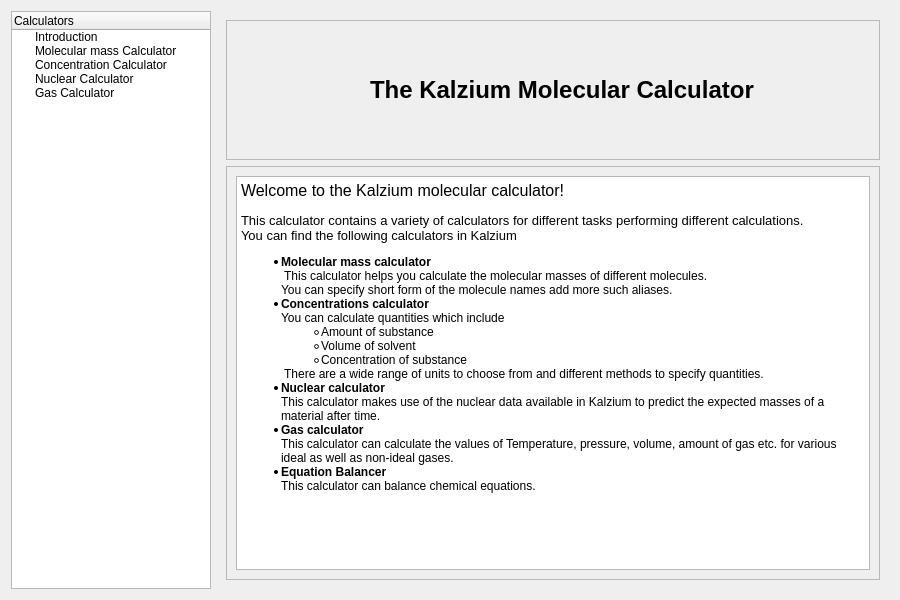
Old version of the form src/calculator/calculator.ui in the repository KDE/kalzium.
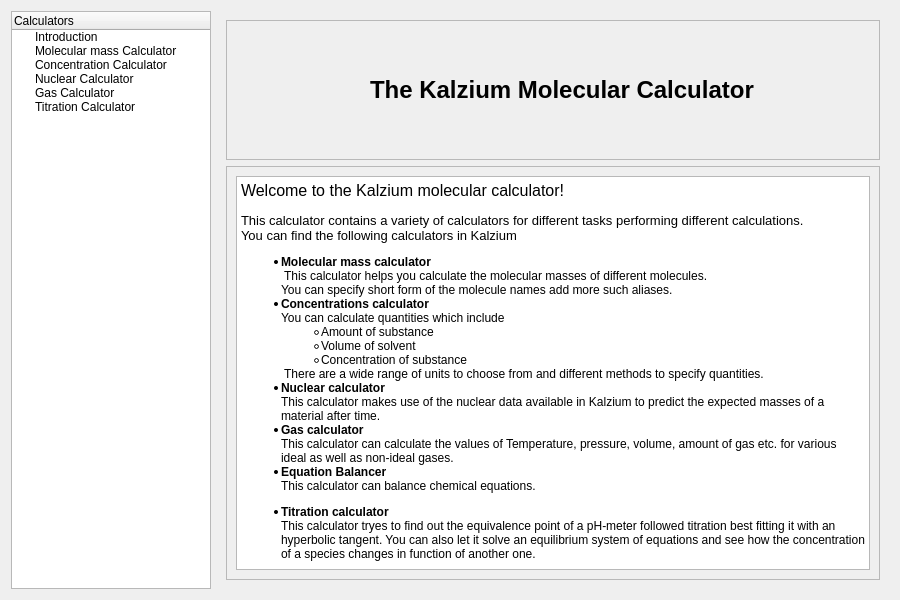
New version of the form. Custom widgets are drawn as their Qt base class.

Commit message: Titration calculator looks prettier

```diff
--- a/src/calculator/calculator.ui
+++ b/src/calculator/calculator.ui
@@ -74,6 +74,11 @@
        <string>Gas Calculator</string>
       </property>
      </item>
+     <item>
+      <property name="text">
+       <string>Titration Calculator</string>
+      </property>
+     </item>
     </widget>
    </item>
    <item>
@@ -181,7 +186,7 @@
              <string>&lt;!DOCTYPE HTML PUBLIC &quot;-//W3C//DTD HTML 4.0//EN&quot; &quot;http://www.w3.org/TR/REC-html40/strict.dtd&quot;&gt;
 &lt;html&gt;&lt;head&gt;&lt;meta name=&quot;qrichtext&quot; content=&quot;1&quot; /&gt;&lt;style type=&quot;text/css&quot;&gt;
 p, li { white-space: pre-wrap; }
-&lt;/style&gt;&lt;/head&gt;&lt;body style=&quot; font-family:'Sans Serif'; font-size:9pt; font-weight:400; font-style:normal;&quot;&gt;
+&lt;/style&gt;&lt;/head&gt;&lt;body style=&quot; font-family:'Arial'; font-size:9pt; font-weight:400; font-style:normal;&quot;&gt;
 &lt;p style=&quot; margin-top:0px; margin-bottom:0px; margin-left:0px; margin-right:0px; -qt-block-indent:0; text-indent:0px;&quot;&gt;&lt;span style=&quot; font-family:'DejaVu Sans'; font-size:12pt;&quot;&gt;Welcome to the Kalzium molecular calculator!&lt;br /&gt;&lt;/span&gt;&lt;/p&gt;
 &lt;p style=&quot; margin-top:0px; margin-bottom:0px; margin-left:0px; margin-right:0px; -qt-block-indent:0; text-indent:0px;&quot;&gt;&lt;span style=&quot; font-family:'DejaVu Sans'; font-size:10pt;&quot;&gt;This calculator contains a variety of calculators for different tasks performing different calculations.&lt;/span&gt;&lt;/p&gt;
 &lt;p style=&quot; margin-top:0px; margin-bottom:0px; margin-left:0px; margin-right:0px; -qt-block-indent:0; text-indent:0px;&quot;&gt;&lt;span style=&quot; font-family:'DejaVu Sans'; font-size:10pt;&quot;&gt;You can find the following calculators in Kalzium&lt;/span&gt;&lt;/p&gt;
@@ -193,7 +198,8 @@
 &lt;p style=&quot; margin-top:0px; margin-bottom:0px; margin-left:0px; margin-right:0px; -qt-block-indent:1; text-indent:0px;&quot;&gt;&lt;span style=&quot; font-family:'DejaVu Sans';&quot;&gt; There are a wide range of units to choose from and different methods to specify quantities.&lt;/span&gt;&lt;/p&gt;
 &lt;li style=&quot; font-family:'DejaVu Sans';&quot; style=&quot; margin-top:0px; margin-bottom:0px; margin-left:0px; margin-right:0px; -qt-block-indent:0; text-indent:0px;&quot;&gt;&lt;span style=&quot; font-weight:600;&quot;&gt;Nuclear calculator&lt;br /&gt;&lt;/span&gt;This calculator makes use of the nuclear data available in Kalzium to predict the expected masses of a material after time.&lt;/li&gt;
 &lt;li style=&quot; font-family:'DejaVu Sans';&quot; style=&quot; margin-top:0px; margin-bottom:0px; margin-left:0px; margin-right:0px; -qt-block-indent:0; text-indent:0px;&quot;&gt;&lt;span style=&quot; font-weight:600;&quot;&gt;Gas calculator&lt;br /&gt;&lt;/span&gt;This calculator can calculate the values of Temperature, pressure, volume, amount of gas etc. for various ideal as well as non-ideal gases.&lt;/li&gt;
-&lt;li style=&quot; font-family:'DejaVu Sans';&quot; style=&quot; margin-top:0px; margin-bottom:12px; margin-left:0px; margin-right:0px; -qt-block-indent:0; text-indent:0px;&quot;&gt;&lt;span style=&quot; font-weight:600;&quot;&gt;Equation Balancer&lt;br /&gt;&lt;/span&gt;This calculator can balance chemical equations.&lt;/li&gt;&lt;/ul&gt;&lt;/body&gt;&lt;/html&gt;</string>
+&lt;li style=&quot; font-family:'DejaVu Sans';&quot; style=&quot; margin-top:0px; margin-bottom:12px; margin-left:0px; margin-right:0px; -qt-block-indent:0; text-indent:0px;&quot;&gt;&lt;span style=&quot; font-weight:600;&quot;&gt;Equation Balancer&lt;br /&gt;&lt;/span&gt;This calculator can balance chemical equations.&lt;/li&gt;
+&lt;li style=&quot; font-family:'DejaVu Sans';&quot; style=&quot; margin-top:0px; margin-bottom:12px; margin-left:0px; margin-right:0px; -qt-block-indent:0; text-indent:0px;&quot;&gt;&lt;span style=&quot; font-weight:600;&quot;&gt;Titration calculator&lt;br /&gt;&lt;/span&gt;This calculator tryes to find out the equivalence point of a pH-meter followed titration best fitting it with an hyperbolic tangent. You can also let it solve an equilibrium system of equations and see how the concentration of a species changes in function of another one.&lt;/li&gt;&lt;/ul&gt;&lt;/body&gt;&lt;/html&gt;</string>
             </property>
            </widget>
           </item>
```
The commit also changes 4 other files.
